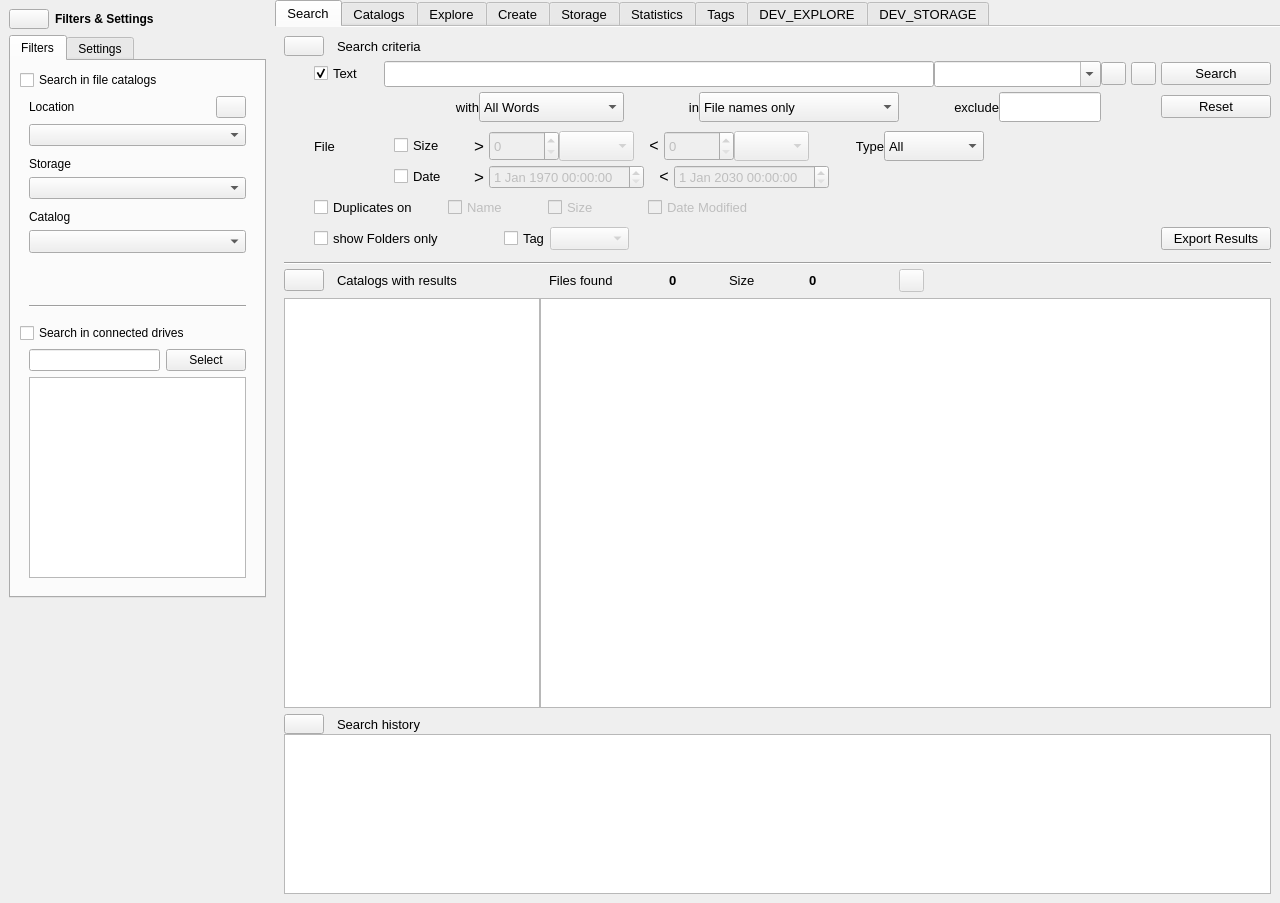
Before: the Qt Designer form mainwindow.ui in StephaneCouturier/Katalog, drawn with Qt 5.
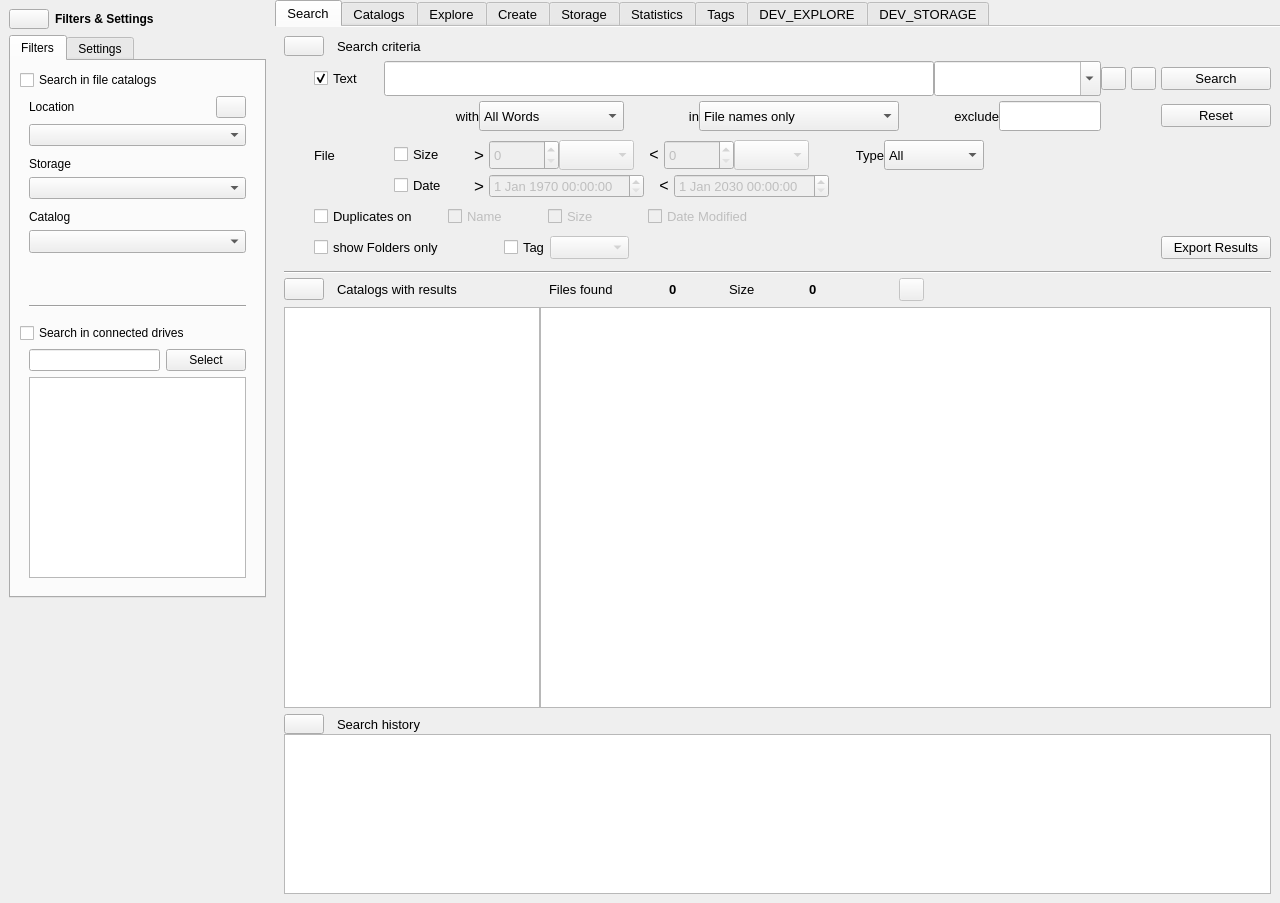
After: the same form once the commit is applied. Icons and pictures are not drawn. Custom widgets are drawn as their Qt base class.

Commit message: https://github.com/StephaneCouturier/Katalog/issues/236

Patch:
```diff
--- a/mainwindow.ui
+++ b/mainwindow.ui
@@ -1134,10 +1134,16 @@
                </item>
                <item>
                 <widget class="QLineEdit" name="Search_lineEdit_SearchText">
+                 <property name="minimumSize">
+                  <size>
+                   <width>0</width>
+                   <height>35</height>
+                  </size>
+                 </property>
                  <property name="maximumSize">
                   <size>
                    <width>16777215</width>
-                   <height>30</height>
+                   <height>35</height>
                   </size>
                  </property>
                  <property name="font">
@@ -1152,10 +1158,16 @@
                </item>
                <item>
                 <widget class="KComboBox" name="Search_kcombobox_SearchText">
+                 <property name="minimumSize">
+                  <size>
+                   <width>0</width>
+                   <height>35</height>
+                  </size>
+                 </property>
                  <property name="maximumSize">
                   <size>
                    <width>16777215</width>
-                   <height>30</height>
+                   <height>35</height>
                   </size>
                  </property>
                  <property name="font">
```
